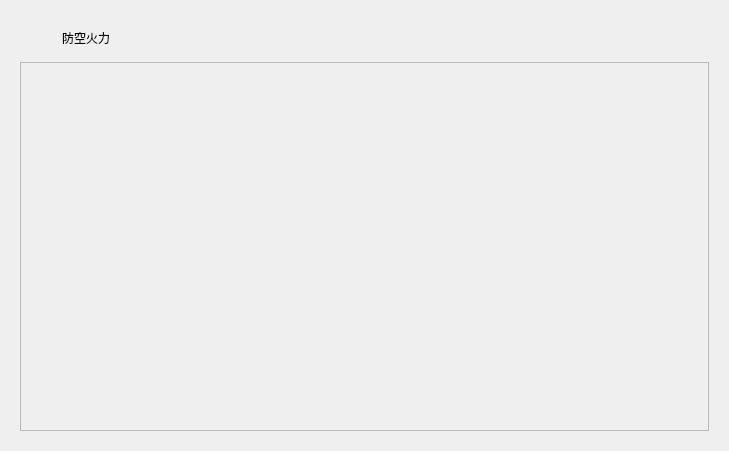
Above: Project/src/EstimateSituation/FirepowerControl.ui from jackstraw1112/UVA-MissionPlanning before the change. Below: the same form after it.
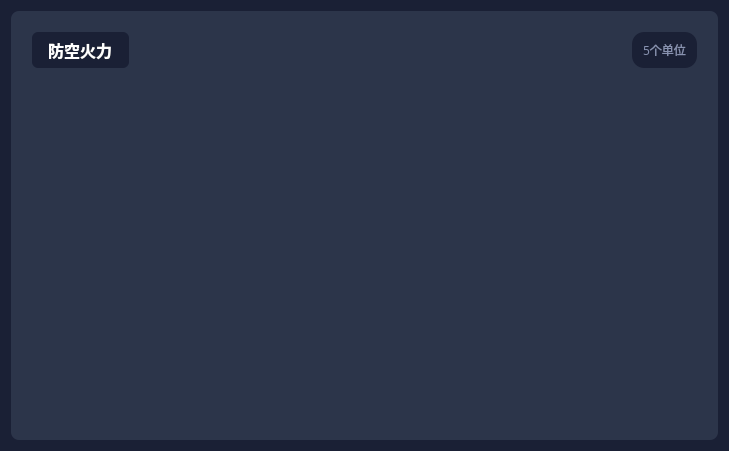
That is the form after the change.

Commit message: 更改布局样式，更改频谱图

```diff
--- a/Project/src/EstimateSituation/FirepowerControl.ui
+++ b/Project/src/EstimateSituation/FirepowerControl.ui
@@ -13,28 +13,158 @@
   <property name="windowTitle">
    <string>防空火力</string>
   </property>
+  <property name="styleSheet">
+   <string notr="true">
+/* 全局样式 */
+QWidget {
+    background-color: #1a2035;
+    color: #ffffff;
+    font-family: Microsoft YaHei;
+}
+
+/* 主框架 */
+QFrame#mainFrame {
+    background-color: #2c354a;
+    border-radius: 8px;
+    padding: 12px;
+}
+
+/* 标题栏 */
+QLabel#titleLabel {
+    font-size: 16px;
+    font-weight: bold;
+    color: #ffffff;
+    background-color: #1a2035;
+    padding: 6px 12px;
+    border-radius: 6px;
+}
+
+QLabel#unitCountLabel {
+    font-size: 12px;
+    color: #8892b0;
+    background-color: #1a2035;
+    padding: 4px 8px;
+    border-radius: 12px;
+}
+
+/* 滚动区域 */
+QScrollArea {
+    background-color: transparent;
+    border: none;
+}
+
+QScrollArea QWidget {
+    background-color: transparent;
+}
+
+/* 火力设备项 */
+QFrame[objectName="firepowerItem"] {
+    background-color: #1a2035;
+    border-radius: 6px;
+    padding: 12px;
+    margin-bottom: 8px;
+}
+
+/* 设备名称 */
+QLabel[name="nameLabel"] {
+    font-size: 14px;
+    font-weight: bold;
+    color: #ffffff;
+}
+
+/* 状态标签 */
+QLabel[name="statusLabel"][text="在线"] {
+    background-color: #2ecc71;
+    color: #ffffff;
+    padding: 2px 8px;
+    border-radius: 10px;
+    font-size: 12px;
+}
+
+QLabel[name="statusLabel"][text="待机"] {
+    background-color: #f1c40f;
+    color: #000000;
+    padding: 2px 8px;
+    border-radius: 10px;
+    font-size: 12px;
+    font-weight: bold;
+}
+
+QLabel[name="statusLabel"][text="离线"] {
+    background-color: #e74c3c;
+    color: #ffffff;
+    padding: 2px 8px;
+    border-radius: 10px;
+    font-size: 12px;
+}
+
+/* 参数标签 */
+QLabel {
+    color: #8892b0;
+    font-size: 12px;
+}
+
+QLabel[name="typeValue"],
+QLabel[name="rangeValue"],
+QLabel[name="ammoValue"],
+QLabel[name="responseValue"] {
+    color: #64ffda;
+    font-size: 12px;
+    font-weight: 500;
+}
+
+/* 拦截概率 */
+QLabel[name="rangeTitle"] {
+    color: #8892b0;
+    font-size: 12px;
+    margin-bottom: 4px;
+}
+
+QFrame[name="rangeBar"] {
+    background-color: #2c354a;
+    height: 6px;
+    border-radius: 3px;
+}
+
+QFrame[name="rangeFill"] {
+    background-color: #2ecc71;
+    height: 6px;
+    border-radius: 3px;
+}
+
+/* 滚动条 */
+QScrollBar:vertical {
+    background-color: #1a2035;
+    width: 8px;
+    margin: 0px;
+}
+
+QScrollBar::handle:vertical {
+    background-color: #4a5568;
+    border-radius: 4px;
+}
+
+QScrollBar::handle:vertical:hover {
+    background-color: #718096;
+}
+
+QScrollBar::add-line:vertical,
+QScrollBar::sub-line:vertical {
+    height: 0px;
+}
+
+QScrollBar::add-page:vertical,
+QScrollBar::sub-page:vertical {
+    background-color: transparent;
+}
+   </string>
+  </property>
   <layout class="QVBoxLayout" name="verticalLayout">
    <item>
     <widget class="QFrame" name="mainFrame">
      <layout class="QVBoxLayout" name="verticalLayout_2">
       <item>
        <layout class="QHBoxLayout" name="horizontalLayout">
-        <item>
-         <widget class="QLabel" name="titleIcon">
-          <property name="minimumSize">
-           <size>
-            <width>36</width>
-            <height>36</height>
-           </size>
-          </property>
-          <property name="maximumSize">
-           <size>
-            <width>36</width>
-            <height>36</height>
-           </size>
-          </property>
-         </widget>
-        </item>
         <item>
          <widget class="QLabel" name="titleLabel">
           <property name="text">
@@ -55,6 +185,13 @@
           </property>
          </spacer>
         </item>
+        <item>
+         <widget class="QLabel" name="unitCountLabel">
+          <property name="text">
+           <string>5个单位</string>
+          </property>
+         </widget>
+        </item>
        </layout>
       </item>
       <item>
```
The commit also changes 25 other files.
